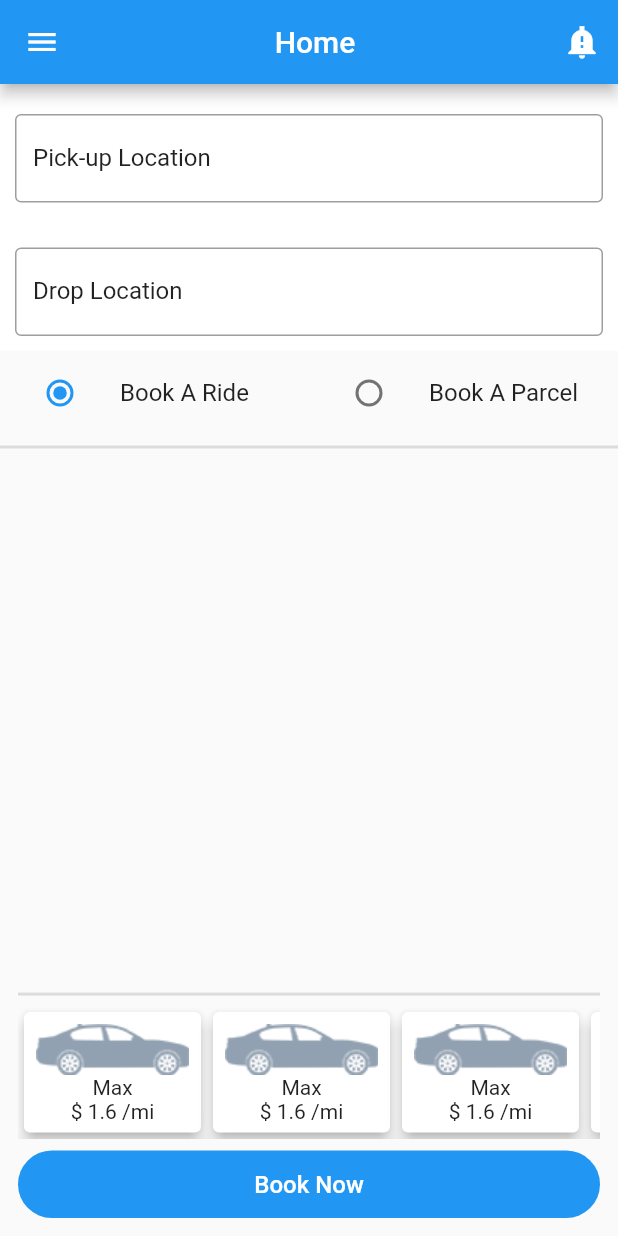
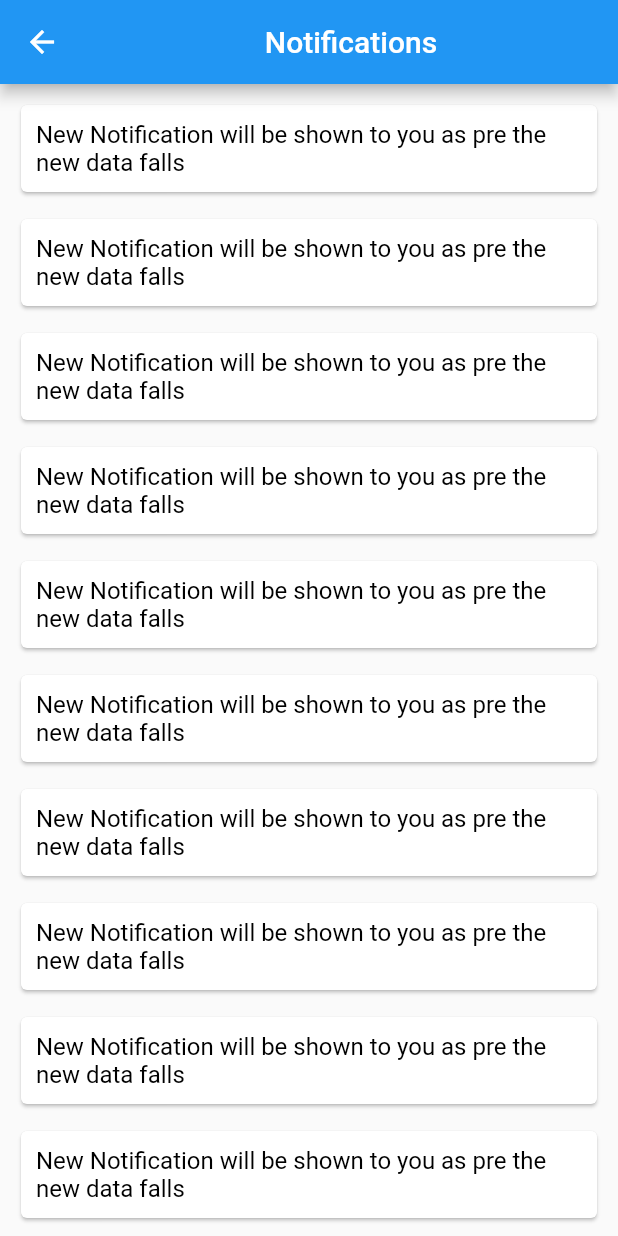
Before and after one commit to rinkuniks/rov_clone, a Flutter app: the HomeScreen screen opened directly, after a tap on the "notification important" icon, on a phone screen of 412 x 824 dp. Run offline on Flutter 3.47's test engine with Material 2 defaults, Android fonts, the phone set to English and light mode, and no system bars.

Commit message:
Notification Screen

```diff
--- a/lib/ui/homeScreen.dart
+++ b/lib/ui/homeScreen.dart
@@ -4,6 +4,7 @@ import 'package:flutter/material.dart';
 import 'package:rov_clone/Utils/Assets.dart';
 import 'package:rov_clone/Utils/commonComponents/button.dart';
 import 'package:rov_clone/Utils/commonComponents/editText.dart';
+import 'package:rov_clone/ui/notification.dart';
 
 class HomeScreen extends StatefulWidget {
   const HomeScreen({super.key});
@@ -46,6 +47,10 @@ class _HomeScreenState extends State<HomeScreen> {
             ),
             onPressed: () {
               // do something
+              Navigator.pushReplacement(
+                  context,
+                  MaterialPageRoute(
+                      builder: (context) => const NotificationScreen()));
             },
           ),
         ],
--- /dev/null
+++ b/lib/ui/notification.dart
@@ -0,0 +1,54 @@
+import 'package:flutter/material.dart';
+import 'package:rov_clone/ui/homeScreen.dart';
+
+class NotificationScreen extends StatefulWidget {
+  const NotificationScreen({super.key});
+
+  @override
+  State<NotificationScreen> createState() => _NotificationScreenState();
+}
+
+class _NotificationScreenState extends State<NotificationScreen> {
+  Future<bool> _onWillPop() async {
+    return false; //<-- SEE HERE
+  }
+
+  @override
+  Widget build(BuildContext context) {
+    return WillPopScope(
+      onWillPop: _onWillPop,
+      child: Scaffold(
+        appBar: AppBar(
+          automaticallyImplyLeading: false,
+          leading: IconButton(
+            onPressed: () {
+              Navigator.pushReplacement(context,
+                  MaterialPageRoute(builder: (context) => const HomeScreen()));
+            },
+            icon: const Icon(Icons.arrow_back),
+          ),
+          title: const Center(child: Text('Notifications')),
+        ),
+        body: Center(child: _body()),
+      ),
+    );
+  }
+
+  Widget _body() {
+    return ListView.builder(
+        itemCount: 20,
+        itemBuilder: (BuildContext context, int index) => const Padding(
+              padding: EdgeInsets.only(top: 10, left: 10, right: 10),
+              child: Card(
+                child: Padding(
+                  padding: EdgeInsets.all(10.0),
+                  child: Text(
+                    "New Notification will be shown to you as pre the "
+                    "new data falls",
+                    style: TextStyle(color: Colors.black, fontSize: 16),
+                  ),
+                ),
+              ),
+            ));
+  }
+}
--- a/lib/ui/verifyMobile.dart
+++ b/lib/ui/verifyMobile.dart
@@ -1,6 +1,7 @@
 import 'package:flutter/foundation.dart';
 import 'package:flutter/material.dart';
 import 'package:rov_clone/ui/homeScreen.dart';
+
 import '../Utils/commonComponents/button.dart';
 import '../Utils/commonComponents/editText.dart';
 
@@ -77,8 +78,7 @@ class _VerifyMobileState extends State<VerifyMobile> {
           ),
           Button(
             onPressed: () {
-              Navigator.pushReplacement(
-                  context,
+              Navigator.push(context,
                   MaterialPageRoute(builder: (context) => const HomeScreen()));
             },
             btnText: "Verify",
```
